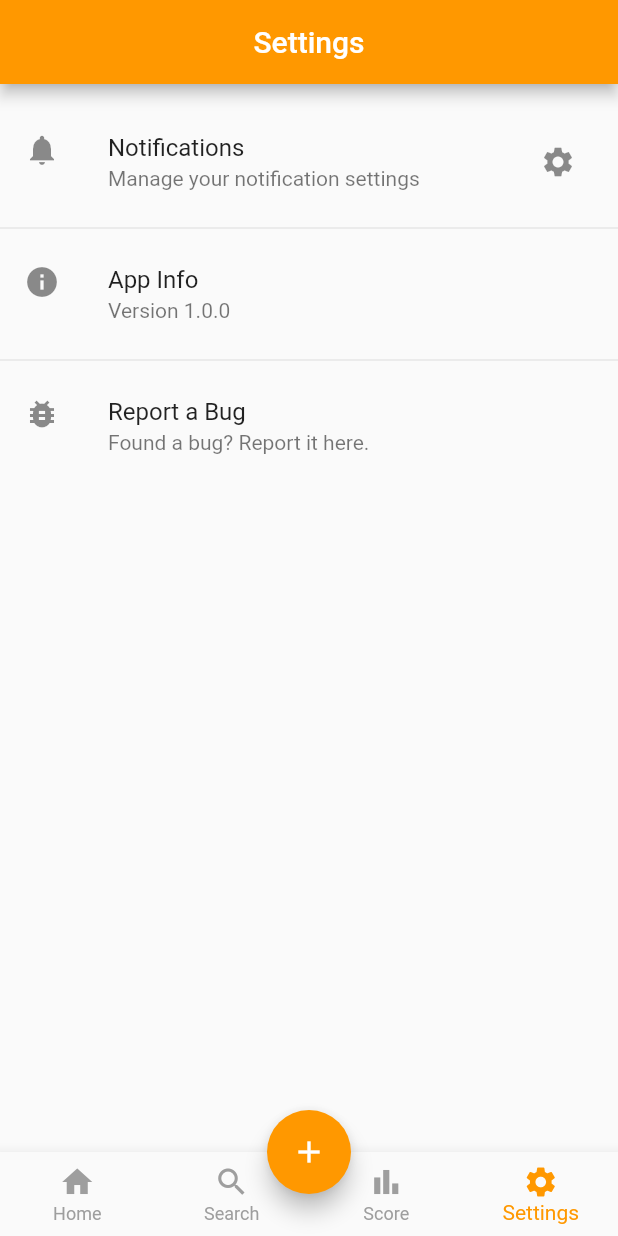
After one commit to Abrahamorca/StreetHub, a Flutter app: the SettingsScreen screen opened by its route, item 4 of the bottom bar chosen, after a tap on the "settings" icon, on a phone screen of 412 x 824 dp. The commit adds this screen. Run offline on Flutter 3.47's test engine with Material 2 defaults, Android fonts, the phone set to English and light mode, and no system bars; our stand-ins replace firebase_auth, firebase_core, flutter_map, latlong2, location, qr_flutter; missing offline and left inert: app_settings; accounts and stored records are empty.

Commit message:
new settings screen

```diff
--- a/lib/main.dart
+++ b/lib/main.dart
@@ -7,6 +7,7 @@ import 'package:g3_project/screens/Home/search.dart';
 import 'package:g3_project/screens/Login/login.dart';
 import 'package:g3_project/screens/Login/sign_in.dart';
 import 'package:g3_project/screens/Matches/options_match.dart';
+import 'package:g3_project/screens/Settings/main_settings.dart';
 import 'package:g3_project/screens/loading.dart';
 import 'package:g3_project/routes.dart';
 
@@ -32,7 +33,8 @@ Future<void> main() async {
       Routes.signIn: (context) => new SignIn(),
       Routes.search: (context) => new Search(),
       Routes.score: (context) => new Score(),
-      Routes.game: (context) => new GameScreen()
+      Routes.game: (context) => new GameScreen(),
+      Routes.settings: (context) => new SettingsScreen(),
     },
   ),);
 }
--- a/lib/routes.dart
+++ b/lib/routes.dart
@@ -3,6 +3,7 @@ import 'package:g3_project/screens/Home/score.dart';
 import 'package:g3_project/screens/Home/search.dart';
 import 'package:g3_project/screens/Login/login.dart';
 import 'package:g3_project/screens/Login/sign_in.dart';
+import 'package:g3_project/screens/Settings/main_settings.dart';
 import 'package:g3_project/screens/loading.dart';
 import 'package:g3_project/screens/Matches/options_match.dart';
 
@@ -14,4 +15,5 @@ class Routes {
   static const String search = Search.routeName;
   static const String score = Score.routeName;
   static const String game = GameScreen.routeName;
+  static const String settings = SettingsScreen.routeName;
 }
--- a/lib/screens/Home/home.dart
+++ b/lib/screens/Home/home.dart
@@ -6,6 +6,7 @@ import 'package:g3_project/routes.dart';
 import 'package:g3_project/screens/Home/score.dart';
 import 'package:g3_project/screens/Home/search.dart';
 import 'package:g3_project/screens/Matches/options_match.dart';
+import 'package:g3_project/screens/Settings/main_settings.dart';
 import 'package:latlong2/latlong.dart';
 import 'package:location/location.dart';
 
@@ -58,6 +59,7 @@ class _HomeState extends State<Home> {
       Home(),
       Search(),
       Score(),
+      SettingsScreen()
     ];
     setState(() {
       _selectedIndex = index;
--- a/lib/screens/Home/score.dart
+++ b/lib/screens/Home/score.dart
@@ -1,5 +1,6 @@
 import 'package:flutter/material.dart';
 import 'package:g3_project/screens/Home/search.dart';
+import 'package:g3_project/screens/Settings/main_settings.dart';
 
 import 'package:location/location.dart';
 import 'package:g3_project/screens/Home/home.dart';
@@ -43,6 +44,7 @@ class _ScoreState extends State<Score> {
       Home(),
       Search(),
       Score(),
+      SettingsScreen()
     ];
     setState(() {
       _selectedIndex = index;
@@ -55,20 +57,9 @@ class _ScoreState extends State<Score> {
   @override
   Widget build(BuildContext context) {
     return Scaffold(
+      backgroundColor: Colors.grey,
       body: Stack(
         children: [
-          Container(
-            decoration: BoxDecoration(
-              gradient: LinearGradient(
-                colors: [
-                  Colors.orange[300]!,
-                  Colors.orange[500]!,
-                ],
-                begin: Alignment.topLeft,
-                end: Alignment.bottomRight,
-              ),
-            ),
-          ),
           SafeArea(
             child: Column(
               crossAxisAlignment: CrossAxisAlignment.start,
@@ -81,6 +72,7 @@ class _ScoreState extends State<Score> {
                   child: Row(
                     mainAxisAlignment: MainAxisAlignment.center,
                     children: [
+                      SizedBox(height: 50),
                       Text(
                         "Leaderboard",
                         style: TextStyle(
--- a/lib/screens/Home/search.dart
+++ b/lib/screens/Home/search.dart
@@ -3,6 +3,7 @@ import 'dart:async';
 import 'package:flutter/material.dart';
 import 'package:flutter_map/flutter_map.dart';
 import 'package:g3_project/screens/Home/score.dart';
+import 'package:g3_project/screens/Settings/main_settings.dart';
 import 'package:latlong2/latlong.dart';
 import 'package:location/location.dart';
 import 'package:g3_project/screens/Home/home.dart';
@@ -38,7 +39,8 @@ class _SearchState extends State<Search> {
     const List<Widget> Screens = [
       Home(),
       Search(),
-      Score()
+      Score(),
+      SettingsScreen()
     ];
     setState(() {
       _selectedIndex = index;
--- /dev/null
+++ b/lib/screens/Settings/main_settings.dart
@@ -0,0 +1,135 @@
+import 'package:flutter/material.dart';
+import 'package:url_launcher/url_launcher.dart';
+import 'package:flutter/services.dart'; // add this import statement
+import 'package:app_settings/app_settings.dart';
+
+import '../../routes.dart';
+import '../Home/home.dart';
+import '../Home/score.dart';
+import '../Home/search.dart';
+
+class SettingsScreen extends StatefulWidget {
+  const SettingsScreen({Key? key}) : super(key: key);
+  static const String routeName = "/settings";
+
+  @override
+  State<SettingsScreen> createState() => _SettingsScreenState();
+}
+class _SettingsScreenState extends State<SettingsScreen>{
+  int _selectedIndex= 3;
+
+  void _onItemTapped(int index) {
+    const List<Widget> Screens = [
+      Home(),
+      Search(),
+      Score(),
+      SettingsScreen()
+    ];
+    setState(() {
+      _selectedIndex = index;
+    });
+    Navigator.push(
+      context,
+      MaterialPageRoute(builder: (context) => Screens[index]),
+    );
+  }
+
+  @override
+  Widget build(BuildContext context) {
+    return Scaffold(
+      appBar: AppBar(
+        automaticallyImplyLeading: false,
+        backgroundColor: Colors.orange,
+        title: Center(
+          child: Text('Settings'),
+        )
+      ),
+      body: SingleChildScrollView(
+        child: Column(
+          children: [
+            SizedBox(height: 16),
+            _buildNotificationSettings(context),
+            Divider(),
+            _buildAppInfo(context),
+            Divider(),
+            _buildReportBug(context),
+          ],
+        ),
+      ),
+      bottomNavigationBar: BottomNavigationBar(
+        type: BottomNavigationBarType.fixed,
+        selectedItemColor: Colors.orange,
+        unselectedItemColor: Colors.grey,
+        items: const <BottomNavigationBarItem>[
+          BottomNavigationBarItem(
+            icon: Icon(Icons.home),
+            label: 'Home',
+          ),
+          BottomNavigationBarItem(
+            icon: Icon(Icons.search),
+            label: 'Search',
+          ),
+          BottomNavigationBarItem(
+            icon: Icon(Icons.bar_chart),
+            label: 'Score',
+          ),
+          BottomNavigationBarItem(
+            icon: Icon(Icons.settings),
+            label: 'Settings',
+          ),
+        ],
+        currentIndex: _selectedIndex,
+        onTap: _onItemTapped,
+      ),
+      floatingActionButton: FloatingActionButton(
+        onPressed: () {
+          Navigator.pushNamed(context, Routes.game);
+        },
+        backgroundColor: Colors.orange,
+        child: Icon(Icons.add),
+      ),
+      floatingActionButtonLocation: FloatingActionButtonLocation.centerDocked,
+    );
+  }
+
+  Widget _buildNotificationSettings(BuildContext context) {
+    return ListTile(
+      leading: Icon(Icons.notifications),
+      title: Text('Notifications'),
+      subtitle: Text('Manage your notification settings'),
+      trailing: IconButton(
+        icon: Icon(Icons.settings),
+        onPressed: () {
+          AppSettings.openAppSettings(); // use openAppSettings() method
+        },
+      ),
+    );
+  }
+  Widget _buildAppInfo(BuildContext context) {
+    return ListTile(
+      leading: Icon(Icons.info),
+      title: Text('App Info'),
+      subtitle: Text('Version 1.0.0'),
+      onTap: () {
+        // TODO: add logic to navigate to app info screen
+      },
+    );
+  }
+
+  Widget _buildReportBug(BuildContext context) {
+    return ListTile(
+      leading: Icon(Icons.bug_report),
+      title: Text('Report a Bug'),
+      subtitle: Text('Found a bug? Report it here.'),
+      onTap: () async {
+        const url = 'https://www.salesianssarria.com/';
+        if (await canLaunchUrl(Uri.parse(url))) {
+          await launchUrl(Uri.parse(url));
+        } else {
+          // TODO: handle error if user's device cannot launch email app
+        }
+      },
+    );
+  }
+
+}
--- a/pubspec.yaml
+++ b/pubspec.yaml
@@ -43,6 +43,8 @@ dependencies:
   animated_bottom_navigation_bar: ^1.2.0
   google_nav_bar: ^5.0.6
   qr_flutter: ^4.0.0
+  url_launcher: ^6.1.10
+  app_settings: ^4.2.0
 
 
 
```
Also changed, not shown: pubspec.lock.
